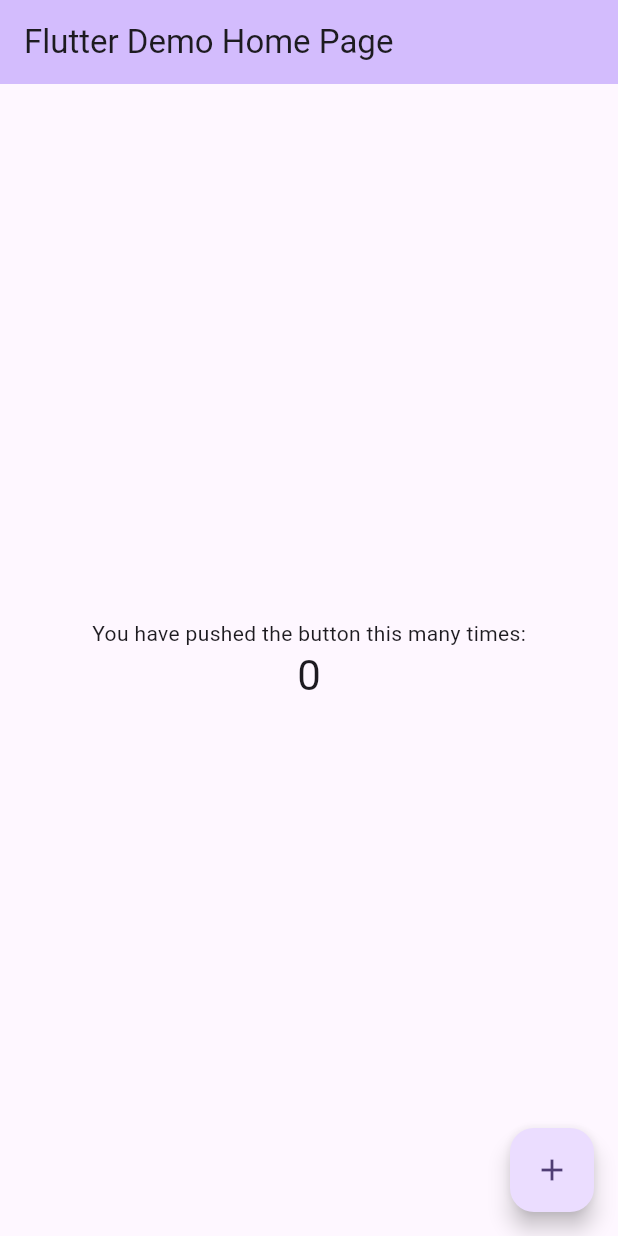
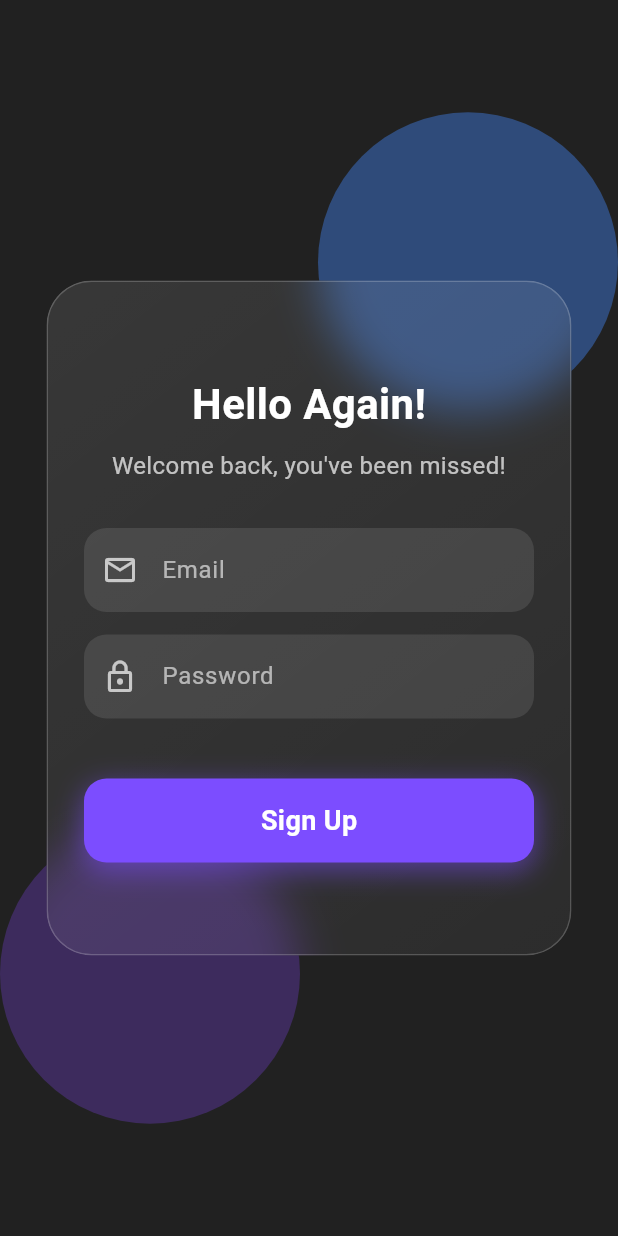
Before and after one commit to Spargerx/CULink-App, a Flutter app: the screen it shows after launch, on a phone screen of 412 x 824 dp. Run offline on Flutter 3.47's test engine with Material 3 defaults, Android fonts, the phone set to English and light mode, and no system bars.

Commit message:
Added Login & Home Screen

```diff
--- a/lib/main.dart
+++ b/lib/main.dart
@@ -1,4 +1,5 @@
 import 'package:flutter/material.dart';
+import 'screens/login_screen.dart';
 
 void main() {
   runApp(const MyApp());
@@ -7,116 +8,17 @@ void main() {
 class MyApp extends StatelessWidget {
   const MyApp({super.key});
 
-  // This widget is the root of your application.
   @override
   Widget build(BuildContext context) {
     return MaterialApp(
-      title: 'Flutter Demo',
+      debugShowCheckedModeBanner: false,
+      title: 'CULink',
       theme: ThemeData(
-        // This is the theme of your application.
-        //
-        // TRY THIS: Try running your application with "flutter run". You'll see
-        // the application has a purple toolbar. Then, without quitting the app,
-        // try changing the seedColor in the colorScheme below to Colors.green
-        // and then invoke "hot reload" (save your changes or press the "hot
-        // reload" button in a Flutter-supported IDE, or press "r" if you used
-        // the command line to start the app).
-        //
-        // Notice that the counter didn't reset back to zero; the application
-        // state is not lost during the reload. To reset the state, use hot
-        // restart instead.
-        //
-        // This works for code too, not just values: Most code changes can be
-        // tested with just a hot reload.
-        colorScheme: .fromSeed(seedColor: Colors.deepPurple),
+        brightness: Brightness.dark,
+        primarySwatch: Colors.deepPurple,
+        useMaterial3: true,
       ),
-      home: const MyHomePage(title: 'Flutter Demo Home Page'),
+      home: const LoginScreen(),
     );
   }
 }
-
-class MyHomePage extends StatefulWidget {
-  const MyHomePage({super.key, required this.title});
-
-  // This widget is the home page of your application. It is stateful, meaning
-  // that it has a State object (defined below) that contains fields that affect
-  // how it looks.
-
-  // This class is the configuration for the state. It holds the values (in this
-  // case the title) provided by the parent (in this case the App widget) and
-  // used by the build method of the State. Fields in a Widget subclass are
-  // always marked "final".
-
-  final String title;
-
-  @override
-  State<MyHomePage> createState() => _MyHomePageState();
-}
-
-class _MyHomePageState extends State<MyHomePage> {
-  int _counter = 0;
-
-  void _incrementCounter() {
-    setState(() {
-      // This call to setState tells the Flutter framework that something has
-      // changed in this State, which causes it to rerun the build method below
-      // so that the display can reflect the updated values. If we changed
-      // _counter without calling setState(), then the build method would not be
-      // called again, and so nothing would appear to happen.
-      _counter++;
-    });
-  }
-
-  @override
-  Widget build(BuildContext context) {
-    // This method is rerun every time setState is called, for instance as done
-    // by the _incrementCounter method above.
-    //
-    // The Flutter framework has been optimized to make rerunning build methods
-    // fast, so that you can just rebuild anything that needs updating rather
-    // than having to individually change instances of widgets.
-    return Scaffold(
-      appBar: AppBar(
-        // TRY THIS: Try changing the color here to a specific color (to
-        // Colors.amber, perhaps?) and trigger a hot reload to see the AppBar
-        // change color while the other colors stay the same.
-        backgroundColor: Theme.of(context).colorScheme.inversePrimary,
-        // Here we take the value from the MyHomePage object that was created by
-        // the App.build method, and use it to set our appbar title.
-        title: Text(widget.title),
-      ),
-      body: Center(
-        // Center is a layout widget. It takes a single child and positions it
-        // in the middle of the parent.
-        child: Column(
-          // Column is also a layout widget. It takes a list of children and
-          // arranges them vertically. By default, it sizes itself to fit its
-          // children horizontally, and tries to be as tall as its parent.
-          //
-          // Column has various properties to control how it sizes itself and
-          // how it positions its children. Here we use mainAxisAlignment to
-          // center the children vertically; the main axis here is the vertical
-          // axis because Columns are vertical (the cross axis would be
-          // horizontal).
-          //
-          // TRY THIS: Invoke "debug painting" (choose the "Toggle Debug Paint"
-          // action in the IDE, or press "p" in the console), to see the
-          // wireframe for each widget.
-          mainAxisAlignment: .center,
-          children: [
-            const Text('You have pushed the button this many times:'),
-            Text(
-              '$_counter',
-              style: Theme.of(context).textTheme.headlineMedium,
-            ),
-          ],
-        ),
-      ),
-      floatingActionButton: FloatingActionButton(
-        onPressed: _incrementCounter,
-        tooltip: 'Increment',
-        child: const Icon(Icons.add),
-      ),
-    );
-  }
-}
--- /dev/null
+++ b/lib/screens/home_screen.dart
@@ -0,0 +1,41 @@
+import 'package:flutter/material.dart';
+
+class HomeScreen extends StatelessWidget {
+  const HomeScreen({super.key});
+
+  @override
+  Widget build(BuildContext context) {
+    return Scaffold(
+      backgroundColor: Colors.grey[900],
+      body: Center(
+        child: Column(
+          mainAxisAlignment: MainAxisAlignment.center,
+          children: [
+            const Icon(
+              Icons.check_circle_outline,
+              color: Colors.greenAccent,
+              size: 100,
+            ),
+            const SizedBox(height: 20),
+            Text(
+              'Welcome Home!',
+              style: TextStyle(
+                color: Colors.white.withValues(alpha: 0.9),
+                fontSize: 30,
+                fontWeight: FontWeight.bold,
+              ),
+            ),
+            const SizedBox(height: 10),
+            Text(
+              'Login Successful',
+              style: TextStyle(
+                color: Colors.white.withValues(alpha: 0.6),
+                fontSize: 16,
+              ),
+            ),
+          ],
+        ),
+      ),
+    );
+  }
+}
--- /dev/null
+++ b/lib/screens/login_screen.dart
@@ -0,0 +1,278 @@
+import 'package:flutter/material.dart';
+import '../widgets/glass_box.dart';
+import 'home_screen.dart';
+
+class LoginScreen extends StatefulWidget {
+  const LoginScreen({super.key});
+
+  @override
+  State<LoginScreen> createState() => _LoginScreenState();
+}
+
+class _LoginScreenState extends State<LoginScreen>
+    with SingleTickerProviderStateMixin {
+  late AnimationController _controller;
+  late Animation<Alignment> _topAlignmentAnimation;
+  late Animation<Alignment> _bottomAlignmentAnimation;
+
+  @override
+  void initState() {
+    super.initState();
+    _controller = AnimationController(
+      vsync: this,
+      duration: const Duration(seconds: 10),
+    );
+
+    _topAlignmentAnimation = TweenSequence<Alignment>([
+      TweenSequenceItem(
+        tween: Tween<Alignment>(
+          begin: Alignment.topLeft,
+          end: Alignment.topRight,
+        ),
+        weight: 1,
+      ),
+      TweenSequenceItem(
+        tween: Tween<Alignment>(
+          begin: Alignment.topRight,
+          end: Alignment.bottomRight,
+        ),
+        weight: 1,
+      ),
+      TweenSequenceItem(
+        tween: Tween<Alignment>(
+          begin: Alignment.bottomRight,
+          end: Alignment.bottomLeft,
+        ),
+        weight: 1,
+      ),
+      TweenSequenceItem(
+        tween: Tween<Alignment>(
+          begin: Alignment.bottomLeft,
+          end: Alignment.topLeft,
+        ),
+        weight: 1,
+      ),
+    ]).animate(_controller);
+
+    _bottomAlignmentAnimation = TweenSequence<Alignment>([
+      TweenSequenceItem(
+        tween: Tween<Alignment>(
+          begin: Alignment.bottomRight,
+          end: Alignment.bottomLeft,
+        ),
+        weight: 1,
+      ),
+      TweenSequenceItem(
+        tween: Tween<Alignment>(
+          begin: Alignment.bottomLeft,
+          end: Alignment.topLeft,
+        ),
+        weight: 1,
+      ),
+      TweenSequenceItem(
+        tween: Tween<Alignment>(
+          begin: Alignment.topLeft,
+          end: Alignment.topRight,
+        ),
+        weight: 1,
+      ),
+      TweenSequenceItem(
+        tween: Tween<Alignment>(
+          begin: Alignment.topRight,
+          end: Alignment.bottomRight,
+        ),
+        weight: 1,
+      ),
+    ]).animate(_controller);
+
+    _controller.repeat();
+  }
+
+  @override
+  void dispose() {
+    _controller.dispose();
+    super.dispose();
+  }
+
+  @override
+  Widget build(BuildContext context) {
+    return Scaffold(
+      backgroundColor: Colors.grey[900], // Dark background for contrast
+      body: Stack(
+        children: [
+          // Animated Background Circles
+          AnimatedBuilder(
+            animation: _controller,
+            builder: (context, _) {
+              return Stack(
+                children: [
+                  Align(
+                    alignment: _topAlignmentAnimation.value,
+                    child: Container(
+                      width: 200,
+                      height: 200,
+                      decoration: BoxDecoration(
+                        shape: BoxShape.circle,
+                        color: Colors.deepPurple.withValues(alpha: 0.4),
+                      ),
+                    ),
+                  ),
+                  Align(
+                    alignment: _bottomAlignmentAnimation.value,
+                    child: Container(
+                      width: 200,
+                      height: 200,
+                      decoration: BoxDecoration(
+                        shape: BoxShape.circle,
+                        color: Colors.blueAccent.withValues(alpha: 0.4),
+                      ),
+                    ),
+                  ),
+                ],
+              );
+            },
+          ),
+
+          // Glassmorphism Login Card
+          Center(
+            child: GlassBox(
+              width: 350,
+              height: 450,
+              child: Padding(
+                padding: const EdgeInsets.symmetric(horizontal: 25.0),
+                child: Column(
+                  mainAxisAlignment: MainAxisAlignment.center,
+                  children: [
+                    const Text(
+                      'Hello Again!',
+                      style: TextStyle(
+                        fontWeight: FontWeight.bold,
+                        fontSize: 28,
+                        color: Colors.white,
+                      ),
+                    ),
+                    const SizedBox(height: 10),
+                    Text(
+                      'Welcome back, you\'ve been missed!',
+                      style: TextStyle(
+                        fontSize: 16,
+                        color: Colors.white.withValues(alpha: 0.7),
+                      ),
+                      textAlign: TextAlign.center,
+                    ),
+                    const SizedBox(height: 30),
+
+                    // Email TextField
+                    const TextField(
+                      style: TextStyle(color: Colors.white),
+                      decoration: InputDecoration(
+                        filled: true,
+                        fillColor: Colors.white10,
+                        hintText: 'Email',
+                        hintStyle: TextStyle(color: Colors.white60),
+                        border: OutlineInputBorder(
+                          borderRadius: BorderRadius.all(Radius.circular(15)),
+                          borderSide: BorderSide.none,
+                        ),
+                        prefixIcon: Icon(
+                          Icons.email_outlined,
+                          color: Colors.white70,
+                        ),
+                      ),
+                    ),
+                    const SizedBox(height: 15),
+
+                    // Password TextField
+                    const TextField(
+                      obscureText: true,
+                      style: TextStyle(color: Colors.white),
+                      decoration: InputDecoration(
+                        filled: true,
+                        fillColor: Colors.white10,
+                        hintText: 'Password',
+                        hintStyle: TextStyle(color: Colors.white60),
+                        border: OutlineInputBorder(
+                          borderRadius: BorderRadius.all(Radius.circular(15)),
+                          borderSide: BorderSide.none,
+                        ),
+                        prefixIcon: Icon(
+                          Icons.lock_outline,
+                          color: Colors.white70,
+                        ),
+                      ),
+                    ),
+                    const SizedBox(height: 40),
+
+                    // Signup Button
+                    GestureDetector(
+                      onTap: () {
+                        Navigator.of(context).push(
+                          PageRouteBuilder(
+                            pageBuilder:
+                                (context, animation, secondaryAnimation) =>
+                                    const HomeScreen(),
+                            transitionsBuilder:
+                                (
+                                  context,
+                                  animation,
+                                  secondaryAnimation,
+                                  child,
+                                ) {
+                                  // Fade Transition
+                                  var fadeAnimation =
+                                      Tween(begin: 0.0, end: 1.0).animate(
+                                        CurvedAnimation(
+                                          parent: animation,
+                                          curve: Curves.easeOut,
+                                        ),
+                                      );
+
+                                  return FadeTransition(
+                                    opacity: fadeAnimation,
+                                    child: child,
+                                  );
+                                },
+                            transitionDuration: const Duration(
+                              milliseconds: 800,
+                            ),
+                          ),
+                        );
+                      },
+                      child: Container(
+                        padding: const EdgeInsets.all(15),
+                        decoration: BoxDecoration(
+                          color: Colors.deepPurpleAccent,
+                          borderRadius: BorderRadius.circular(15),
+                          boxShadow: [
+                            BoxShadow(
+                              color: Colors.deepPurpleAccent.withValues(
+                                alpha: 0.5,
+                              ),
+                              spreadRadius: 1,
+                              blurRadius: 15,
+                              offset: const Offset(0, 5),
+                            ),
+                          ],
+                        ),
+                        child: const Center(
+                          child: Text(
+                            'Sign Up',
+                            style: TextStyle(
+                              color: Colors.white,
+                              fontWeight: FontWeight.bold,
+                              fontSize: 18,
+                            ),
+                          ),
+                        ),
+                      ),
+                    ),
+                  ],
+                ),
+              ),
+            ),
+          ),
+        ],
+      ),
+    );
+  }
+}
--- /dev/null
+++ b/lib/widgets/glass_box.dart
@@ -0,0 +1,52 @@
+import 'dart:ui';
+import 'package:flutter/material.dart';
+
+class GlassBox extends StatelessWidget {
+  final double width;
+  final double height;
+  final Widget child;
+
+  const GlassBox({
+    super.key,
+    required this.width,
+    required this.height,
+    required this.child,
+  });
+
+  @override
+  Widget build(BuildContext context) {
+    return ClipRRect(
+      borderRadius: BorderRadius.circular(30),
+      child: SizedBox(
+        width: width,
+        height: height,
+        child: Stack(
+          children: [
+            // Blur Effect
+            BackdropFilter(
+              filter: ImageFilter.blur(sigmaX: 15, sigmaY: 15),
+              child: Container(),
+            ),
+            // Gradient & Border
+            Container(
+              decoration: BoxDecoration(
+                border: Border.all(color: Colors.white.withValues(alpha: 0.2)),
+                borderRadius: BorderRadius.circular(30),
+                gradient: LinearGradient(
+                  begin: Alignment.topLeft,
+                  end: Alignment.bottomRight,
+                  colors: [
+                    Colors.white.withValues(alpha: 0.1),
+                    Colors.white.withValues(alpha: 0.05),
+                  ],
+                ),
+              ),
+            ),
+            // Content
+            Center(child: child),
+          ],
+        ),
+      ),
+    );
+  }
+}
```
